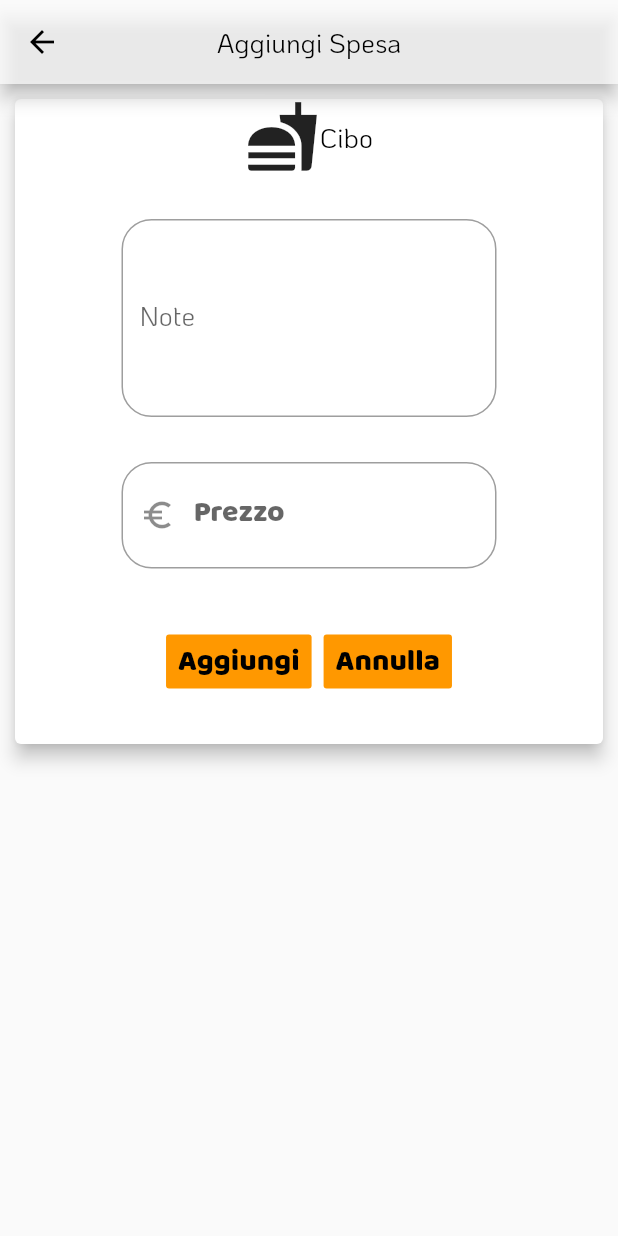
After one commit to samirsalman/MoneyApp, a Flutter app: the NuovaSpesa screen opened directly, after a tap on "Cibo", on a phone screen of 412 x 824 dp. The commit adds this screen. Run offline on Flutter 3.47's test engine with Material 2 defaults, Android fonts, the phone set to English and light mode, and no system bars; our stand-ins replace fancy_bottom_navigation, gradient_widgets; missing offline and left inert: flutter_fluid_slider; network calls fail.

Commit message:
From alertDialog to new Widget, Structure refactoring

```diff
--- /dev/null
+++ b/lib/addItem.dart
@@ -0,0 +1,132 @@
+import 'package:flutter/material.dart';
+import 'package:startup/Fonts.dart';
+import 'package:startup/item.dart';
+import 'package:flutter_fluid_slider/flutter_fluid_slider.dart';
+
+class AddItem extends StatefulWidget {
+  @override
+  _AddItemState createState() => _AddItemState();
+  List<IconData> icons;
+  List<Item> items;
+  int index;
+  AddItem(this.icons, this.items, this.index);
+}
+
+class _AddItemState extends State<AddItem> {
+  double _valueInt = 0;
+  @override
+  Widget build(BuildContext context) {
+    return Scaffold(
+        resizeToAvoidBottomPadding: false,
+        appBar: AppBar(
+          backgroundColor: Colors.white70,
+          elevation: 5,
+          title: Text(
+            "Aggiungi Spesa",
+            style: Fonts.paragraphBlack,
+          ),
+          centerTitle: true,
+        ),
+        body: ListView(
+          children: <Widget>[
+            Container(
+              height: 450,
+              child: Card(
+                child: Column(
+                  children: <Widget>[
+                    Row(
+                      mainAxisAlignment: MainAxisAlignment.center,
+                      children: <Widget>[
+                        Icon(
+                          widget.icons[widget.index],
+                          size: 50,
+                        ),
+                        Text(
+                          widget.items[widget.index].name,
+                          style: Fonts.paragraphBlack,
+                        )
+                      ],
+                    ),
+                    _note(),
+                    _price(),
+                    _button(),
+                  ],
+                ),
+                margin: EdgeInsets.all(10),
+                elevation: 5,
+              ),
+            )
+          ],
+        ));
+  }
+
+  Widget _price() {
+    return Container(
+      width: 250,
+      margin: EdgeInsets.only(top: 30),
+      child: TextField(
+        keyboardType: TextInputType.number,
+        decoration: InputDecoration(
+            prefixIcon: Icon(Icons.euro_symbol),
+            labelText: "Prezzo",
+            border: OutlineInputBorder(
+                borderRadius: BorderRadius.circular(20),
+                borderSide: BorderSide(
+                  width: 2,
+                  color: Colors.orange,
+                ))),
+        style: Fonts.numberBlackSmall,
+      ),
+    );
+  }
+
+  Widget _button() {
+    return Container(
+      margin: EdgeInsets.only(top: 30),
+      child: ButtonBar(
+
+        alignment: MainAxisAlignment.center,
+        children: <Widget>[
+          FlatButton(
+            color: Colors.orange,
+              onPressed: (){
+              //Save data
+              Navigator.pop(context);
+              },
+              child: Text(
+                "Aggiungi",
+                style: Fonts.numberBlackSmall,
+              )),FlatButton(
+            color: Colors.orange,
+              onPressed: (){
+              //do nothing
+                Navigator.pop(context);
+              },
+              child: Text(
+                "Annulla",
+                style: Fonts.numberBlackSmall,
+              )),
+        ],
+      ),
+    );
+  }
+
+  Widget _note() {
+    return Container(
+      width: 250,
+      margin: EdgeInsets.only(top: 30),
+      child: TextField(
+        maxLines: 4,
+        decoration: InputDecoration(
+            labelText: "Note",
+            border: OutlineInputBorder(
+                borderRadius: BorderRadius.circular(20),
+                borderSide: BorderSide(
+                  width: 2,
+                  color: Colors.orange,
+                ))),
+        style: Fonts.paragraphBlack,
+      ),
+    );
+  }
+}
--- /dev/null
+++ b/lib/item.dart
@@ -0,0 +1,16 @@
+
+class Item {
+  String name;
+  String icon;
+
+  Item(this.name, this.icon);
+
+  Item.fromJson(Map<String, dynamic> json)
+      : name = json['tipo'],
+        icon = json['icona'];
+
+  Map<String, dynamic> toJson() => {
+    'tipo': name,
+    'icona': icon,
+  };
+}
--- a/pubspec.yaml
+++ b/pubspec.yaml
@@ -18,7 +18,7 @@ dependencies:
   firebase_auth:
   firebase_database:
   groovin_material_icons:
-  numberpicker:
+  flutter_fluid_slider:
 
   flutter:
     sdk: flutter
```
Also changed, not shown: lib/newCost.dart (+9 -122 lines).
